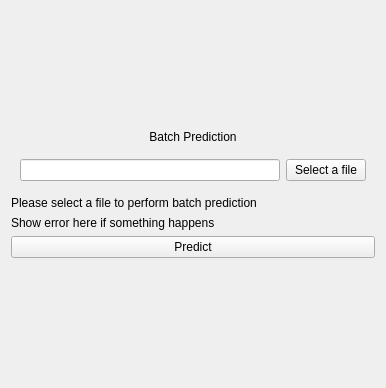
Qt form ui/reference/ui_batchInference.ui (Sonarjit/cancerPrediction) before a commit.
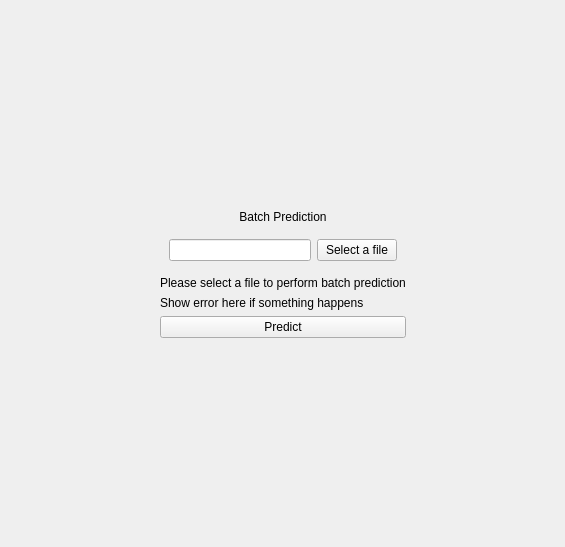
The same form after that commit.

What changed in the file:
```diff
--- a/ui/reference/ui_batchInference.ui
+++ b/ui/reference/ui_batchInference.ui
@@ -6,14 +6,14 @@
    <rect>
     <x>0</x>
     <y>0</y>
-    <width>386</width>
-    <height>388</height>
+    <width>565</width>
+    <height>547</height>
    </rect>
   </property>
   <property name="windowTitle">
    <string>Form</string>
   </property>
-  <layout class="QVBoxLayout" name="verticalLayout">
+  <layout class="QVBoxLayout" name="verticalLayout_2">
    <item>
     <spacer name="verticalSpacer_2">
      <property name="orientation">
@@ -28,6 +28,25 @@
     </spacer>
    </item>
    <item>
+    <widget class="QWidget" name="widget_2" native="true">
+     <layout class="QHBoxLayout" name="horizontalLayout_2">
+      <item>
+       <spacer name="horizontalSpacer">
+        <property name="orientation">
+         <enum>Qt::Orientation::Horizontal</enum>
+        </property>
+        <property name="sizeHint" stdset="0">
+         <size>
+          <width>40</width>
+          <height>20</height>
+         </size>
+        </property>
+       </spacer>
+      </item>
+      <item>
+       <widget class="QWidget" name="widget_3" native="true">
+        <layout class="QVBoxLayout" name="verticalLayout">
+         <item>
     <widget class="QLabel" name="label">
      <property name="text">
       <string>Batch Prediction</string>
@@ -78,6 +97,25 @@
      <property name="text">
       <string>Predict</string>
      </property>
+          </widget>
+         </item>
+        </layout>
+       </widget>
+      </item>
+      <item>
+       <spacer name="horizontalSpacer_2">
+        <property name="orientation">
+         <enum>Qt::Orientation::Horizontal</enum>
+        </property>
+        <property name="sizeHint" stdset="0">
+         <size>
+          <width>40</width>
+          <height>20</height>
+         </size>
+        </property>
+       </spacer>
+      </item>
+     </layout>
     </widget>
    </item>
    <item>
```
Lines whose indentation alone changed are shown as unchanged.
